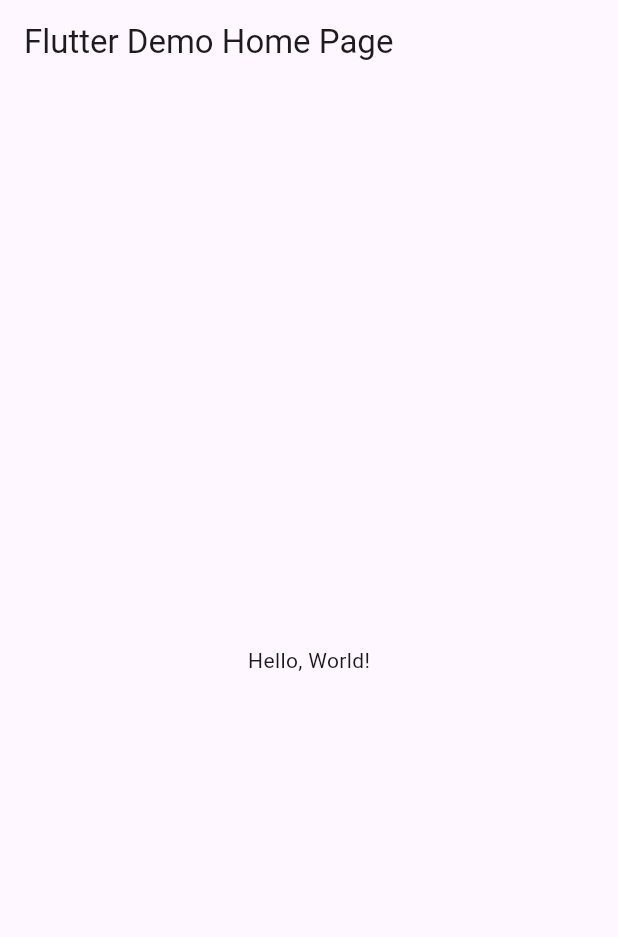
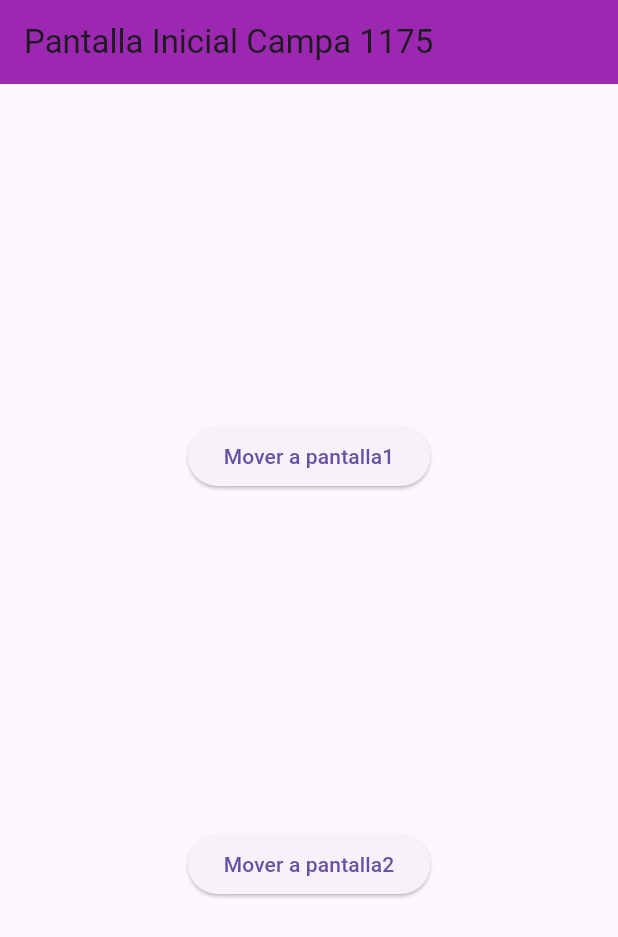
Before and after one commit to CampaG128/act14_card_Campa1175, a Flutter app: the screen it shows after launch, on a phone screen of 412 x 824 dp. Shown: the top 937 px of the screen. Run offline on Flutter 3.47's test engine with Material 3 defaults, Android fonts, the phone set to English and light mode, and no system bars.

```diff
--- a/lib/main.dart
+++ b/lib/main.dart
@@ -1,43 +1,23 @@
 import 'package:flutter/material.dart';
+import 'package:campa1175/pantalla2_1175.dart';
+import 'package:campa1175/pantalla1_1175.dart';
+import 'package:campa1175/pantallainicial_1175.dart';
 
-void main() => runApp(MyApp());
+void main() => runApp(MiApp1175());
 
-class MyApp extends StatelessWidget {
-  const MyApp({super.key});
-  // This widget is the root of your application.
+class MiApp1175 extends StatelessWidget {
+  const MiApp1175({Key? key}) : super(key: key);
+
   @override
   Widget build(BuildContext context) {
     return MaterialApp(
-      // Application name
-      title: 'Flutter Hello World',
-      // Application theme data, you can set the colors for the application as
-      // you want
-      theme: ThemeData(
-        // useMaterial3: true,
-        primarySwatch: Colors.blue,
-      ),
-      // A widget which will be started on application startup
-      home: MyHomePage(title: 'Flutter Demo Home Page'),
-    );
-  }
-}
-
-class MyHomePage extends StatelessWidget {
-  final String title;
-  const MyHomePage({super.key, required this.title});
-
-  @override
-  Widget build(BuildContext context) {
-    return Scaffold(
-      appBar: AppBar(
-        // The title text which will be shown on the action bar
-        title: Text(title),
-      ),
-      body: Center(
-        child: Text(
-          'Hello, World!',
-        ),
-      ),
-    );
-  }
-}
+      debugShowCheckedModeBanner: false,
+      initialRoute: "/",
+      routes: {
+        "/": (context) => PantallaInicial_1175(),
+        "/pantalla1_1175": (context) => Pantalla1_1175(),
+        "/pantalla2_1175": (context) => Pantalla2_1175(),
+      }, //rutas
+    ); //materialapp
+  } //fin widget
+} //fin de MiApp1175
--- /dev/null
+++ b/lib/pantalla1_1175.dart
@@ -0,0 +1,23 @@
+import 'package:flutter/material.dart';
+
+class Pantalla1_1175 extends StatelessWidget {
+  const Pantalla1_1175({Key? key}) : super(key: key);
+
+  @override
+  Widget build(BuildContext context) {
+    return Scaffold(
+      appBar: AppBar(
+        title: Text("Pantalla1 Campa1175"),
+        backgroundColor: Colors.purple,
+      ),
+      body: Center(
+          child: Column(
+        children: [
+          Container(
+            child: Text("Campa EJEMPLO"),
+          )
+        ],
+      )),
+    );
+  }
+}
--- /dev/null
+++ b/lib/pantalla2_1175.dart
@@ -0,0 +1,28 @@
+import 'package:flutter/material.dart';
+// Pantalla 2
+
+import 'package:flutter/material.dart';
+
+class Pantalla2_1175 extends StatelessWidget {
+  const Pantalla2_1175({Key? key}) : super(key: key);
+
+  @override
+  Widget build(BuildContext context) {
+    return Scaffold(
+      appBar: AppBar(
+        title: Text("Pantalla 2 Nava1175"),
+        backgroundColor: Colors.purple,
+      ),
+      body: Center(
+          child: Column(
+        mainAxisAlignment: MainAxisAlignment.center,
+        children: [
+          ElevatedButton(
+            onPressed: () {}, // Si presona botón
+            child: Text("Pantalla"),
+          )
+        ],
+      )),
+    );
+  }
+}
--- /dev/null
+++ b/lib/pantallainicial_1175.dart
@@ -0,0 +1,35 @@
+import 'package:flutter/material.dart';
+
+//Pantallainicial_1175
+class PantallaInicial_1175 extends StatelessWidget {
+  const PantallaInicial_1175({Key? key}) : super(key: key);
+
+  @override
+  Widget build(BuildContext context) {
+    return Scaffold(
+      appBar: AppBar(
+        title: Text("Pantalla Inicial Campa 1175"),
+        backgroundColor: Colors.purple,
+      ),
+      body: Center(
+        child: Column(
+          mainAxisAlignment: MainAxisAlignment.spaceEvenly,
+          children: [
+            ElevatedButton(
+              onPressed: () {
+                Navigator.pushNamed(context, "/pantalla1_1175");
+              },
+              child: Text("Mover a pantalla1"),
+            ),
+            ElevatedButton(
+              onPressed: () {
+                Navigator.pushNamed(context, "/pantalla2_1175");
+              },
+              child: Text("Mover a pantalla2"),
+            ),
+          ], //niños widget
+        ),
+      ),
+    );
+  }
+}
```
